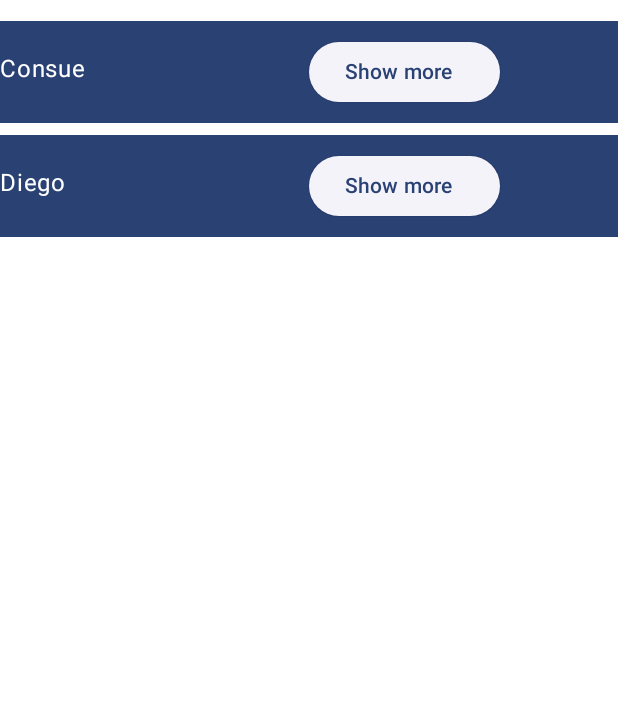
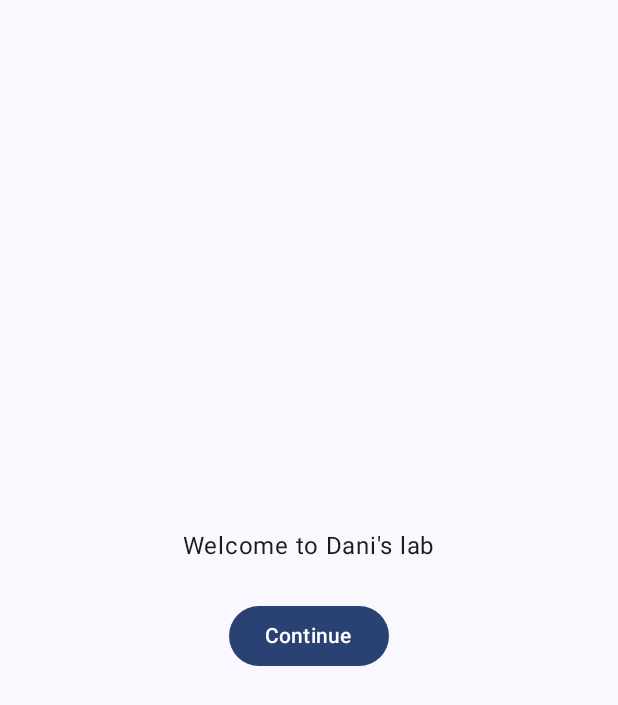
Before and after one commit to didando8a/shoppingListAndroid, an Android app built with Jetpack Compose: the screen it shows after launch (MainActivity), on a phone screen of 412 x 824 dp. Shown: the top 705 px of the screen. Run offline under Robolectric (Android 15) with nearby library versions, the phone set to English and light mode, and no system bars.

```diff
--- a/app/src/main/java/com/didando8a/shoppinglist/MainActivity.kt
+++ b/app/src/main/java/com/didando8a/shoppinglist/MainActivity.kt
@@ -6,17 +6,16 @@ import androidx.activity.compose.setContent
 import androidx.compose.foundation.clickable
 import androidx.compose.foundation.gestures.scrollable
 import androidx.compose.foundation.layout.*
-import androidx.compose.material3.ElevatedButton
-import androidx.compose.material3.MaterialTheme
-import androidx.compose.material3.Surface
-import androidx.compose.material3.Text
-import androidx.compose.runtime.Composable
-import androidx.compose.runtime.mutableStateOf
-import androidx.compose.runtime.remember
+import androidx.compose.material3.*
+import androidx.compose.runtime.*
+import androidx.compose.ui.Alignment
 import androidx.compose.ui.Modifier
 import androidx.compose.ui.tooling.preview.Preview
 import androidx.compose.ui.unit.dp
 import com.didando8a.shoppinglist.ui.theme.ShoppingListTheme
+import androidx.compose.foundation.lazy.LazyColumn
+import androidx.compose.foundation.lazy.items
+import androidx.compose.runtime.saveable.rememberSaveable
 
 class MainActivity : ComponentActivity() {
     override fun onCreate(savedInstanceState: Bundle?) {
@@ -30,12 +29,39 @@ class MainActivity : ComponentActivity() {
 }
 
 @Composable
-fun MyApp(
+fun OnboardingScreen(
     modifier: Modifier = Modifier,
-    names:List<String> = listOf("Consue", "Diego")
+    onContinueClicked: () -> Unit,
+) {
+    Column(
+        modifier = modifier.fillMaxSize(),
+        verticalArrangement = Arrangement.Center,
+        horizontalAlignment = Alignment.CenterHorizontally,
     ) {
-    Column(modifier = Modifier.padding(vertical = 10.dp)) {
-        for (name in names) {
+        Text(text = "Welcome to Dani's lab")
+        Button(
+            modifier = Modifier.padding(vertical = 24.dp),
+            onClick = onContinueClicked
+        ) {
+            Text(text = "Continue")
+        }
+    }
+}
+
+@Preview(showBackground = true, widthDp = 320, heightDp = 320)
+@Composable
+fun OnboardingPreview() {
+    Greetings()
+}
+
+
+@Composable
+fun Greetings(
+    modifier: Modifier = Modifier,
+    names:List<String> = List(30) {"$it"}
+) {
+    LazyColumn(modifier = Modifier.padding(vertical = 10.dp)) {
+        items (items =  names) { name ->
             Greeting(name = name)
         }
     }
@@ -48,10 +74,28 @@ fun MyApp(
 //    }
 }
 
+
+@Composable
+fun MyApp(modifier: Modifier = Modifier, ) {
+    var shouldShowOnboarding by rememberSaveable { mutableStateOf(true) }
+
+    Surface(modifier) {
+        if (shouldShowOnboarding) {
+            OnboardingScreen(onContinueClicked = { shouldShowOnboarding = false })
+        } else {
+            Greetings()
+        }
+    }
+}
+
 @Composable
 fun Greeting(name: String, modifier: Modifier = Modifier) {
-    val expanded = remember {
+    val expanded = rememberSaveable {
         mutableStateOf(false)
+    }
+
+    var counter by rememberSaveable {
+        mutableIntStateOf(0)
     }
 
     Surface(color = MaterialTheme.colorScheme.primary, modifier = modifier.padding(vertical = 4.dp)) {
@@ -63,8 +107,11 @@ fun Greeting(name: String, modifier: Modifier = Modifier) {
                 .fillMaxWidth(0.5f)
                 .padding(vertical = 10.dp), text = name)
             ElevatedButton(
-                onClick = { expanded.value = !expanded.value }) {
-                val messageString: String = if(expanded.value) "Show less" else "Show more"
+                onClick = {
+                    expanded.value = !expanded.value
+                    counter = counter.plus(1)
+                }) {
+                val messageString: String = if(expanded.value) "Show more ${counter}" else "Show less ${counter}"
                 Text(modifier = modifier
                     .fillMaxWidth(0.5f)
                     , text = messageString)
@@ -73,6 +120,11 @@ fun Greeting(name: String, modifier: Modifier = Modifier) {
     }
 }
 
+fun messageButtonPrinter(counter: MutableIntState): String
+{
+    return "The button has been clicked ${counter.intValue} times"
+}
+
 @Preview(showBackground = true)
 @Composable
 fun GreetingPreview() {
```
